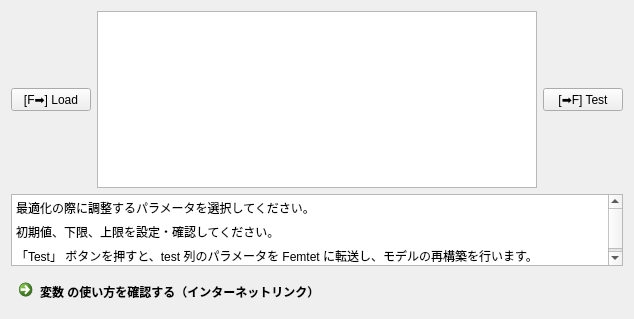
Old version of the form pyfemtet_opt_gui_2/ui/WizardPage_var.ui in the repository pyfemtet/pyfemtet-opt-gui.
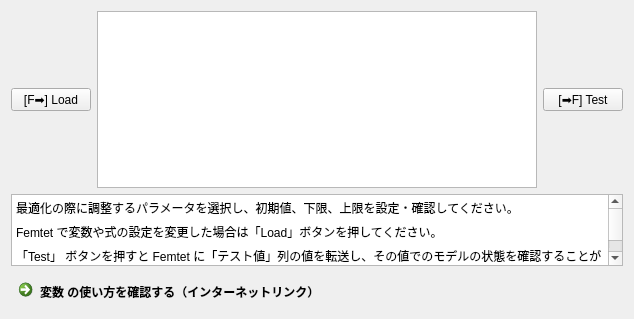
New version of the form.

```diff
--- a/pyfemtet_opt_gui_2/ui/WizardPage_var.ui
+++ b/pyfemtet_opt_gui_2/ui/WizardPage_var.ui
@@ -78,9 +78,9 @@
 li.unchecked::marker { content: &quot;\2610&quot;; }
 li.checked::marker { content: &quot;\2612&quot;; }
 &lt;/style&gt;&lt;/head&gt;&lt;body style=&quot; font-family:'Yu Gothic UI'; font-size:9pt; font-weight:400; font-style:normal;&quot;&gt;
-&lt;p style=&quot; margin-top:6px; margin-bottom:6px; margin-left:0px; margin-right:0px; -qt-block-indent:0; text-indent:0px;&quot;&gt;最適化の際に調整するパラメータを選択してください。&lt;/p&gt;
-&lt;p style=&quot; margin-top:6px; margin-bottom:6px; margin-left:0px; margin-right:0px; -qt-block-indent:0; text-indent:0px;&quot;&gt;初期値、下限、上限を設定・確認してください。&lt;/p&gt;
-&lt;p style=&quot; margin-top:6px; margin-bottom:6px; margin-left:0px; margin-right:0px; -qt-block-indent:0; text-indent:0px;&quot;&gt;「Test」 ボタンを押すと、test 列のパラメータを Femtet に転送し、モデルの再構築を行います。&lt;/p&gt;&lt;/body&gt;&lt;/html&gt;</string>
+&lt;p style=&quot; margin-top:6px; margin-bottom:6px; margin-left:0px; margin-right:0px; -qt-block-indent:0; text-indent:0px;&quot;&gt;最適化の際に調整するパラメータを選択し、初期値、下限、上限を設定・確認してください。&lt;/p&gt;
+&lt;p style=&quot; margin-top:6px; margin-bottom:6px; margin-left:0px; margin-right:0px; -qt-block-indent:0; text-indent:0px;&quot;&gt;Femtet で変数や式の設定を変更した場合は「Load」ボタンを押してください。&lt;/p&gt;
+&lt;p style=&quot; margin-top:6px; margin-bottom:6px; margin-left:0px; margin-right:0px; -qt-block-indent:0; text-indent:0px;&quot;&gt;「Test」 ボタンを押すと Femtet に「テスト値」列の値を転送し、その値でのモデルの状態を確認することができます。&lt;/p&gt;&lt;/body&gt;&lt;/html&gt;</string>
      </property>
     </widget>
    </item>
```
Left out of the diff: 6 changed lines with no effect on the pictures.
